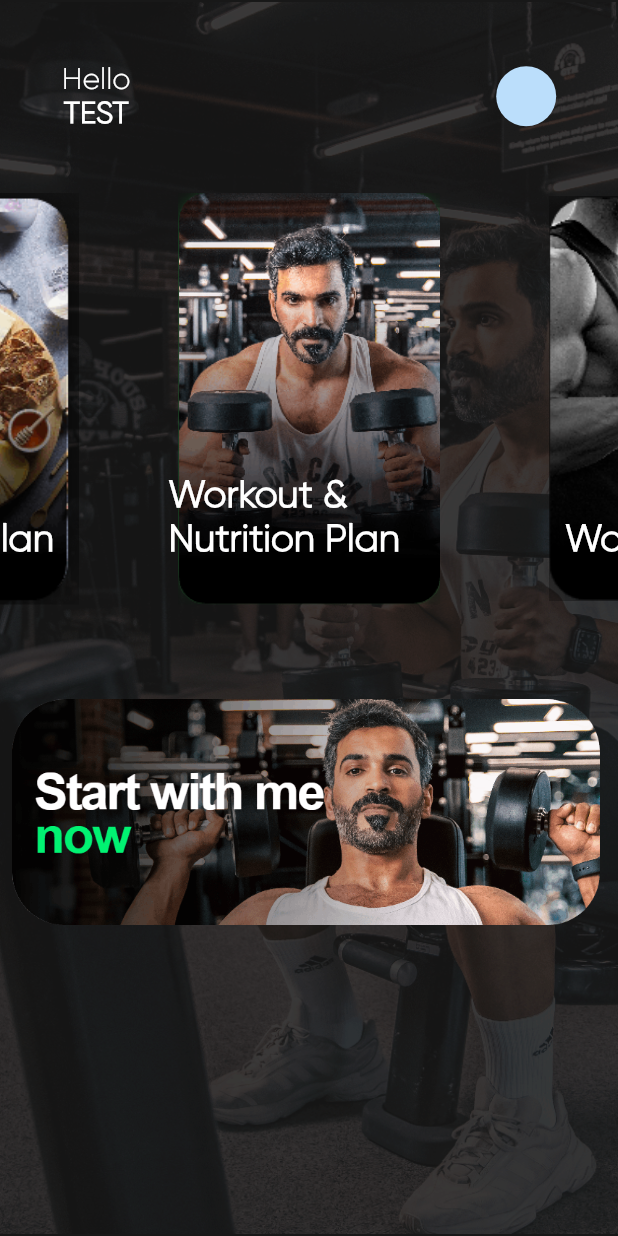
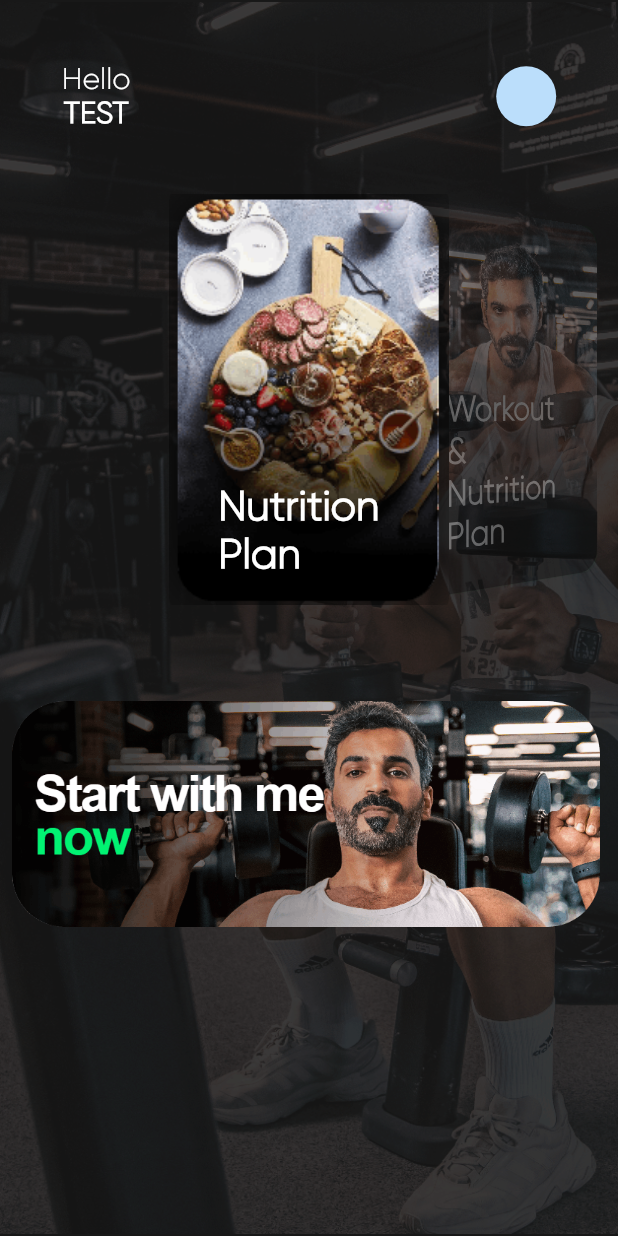
Before and after one commit to AWsabry-Projects/BeChamp_app, a Flutter app: the Dashboard screen opened directly, on a phone screen of 412 x 824 dp. Run offline on Flutter 3.47's test engine with Material 2 defaults, Android fonts, the light colour scheme and no system bars; our stand-ins replace circular_countdown_timer, flutter_screenutil, flutter_snake_navigationbar, image_picker, page_indicator; missing offline and left inert: flutter_expanded_tile, otp_pin_field, vertical_picker.

Commit message:
dashboard edited

```diff
--- a/lib/views/Dashboard/dashboard.dart
+++ b/lib/views/Dashboard/dashboard.dart
@@ -1,12 +1,15 @@
 import 'package:bechamp/models/HomeScreen%20Tiles/sectionsTiles.dart';
 import 'package:bechamp/shared/shared.dart';
 import 'package:flutter/material.dart';
+import 'package:flutter/rendering.dart';
+import 'package:flutter_screenutil/flutter_screenutil.dart';
 
 class Dashboard extends StatelessWidget {
   const Dashboard({super.key});
 
   @override
   Widget build(BuildContext context) {
+    ScreenUtil.init(context, designSize: Size(428, 926));
     return Scaffold(
       extendBody: true,
       body: Container(
@@ -54,24 +57,40 @@ class Dashboard extends StatelessWidget {
                   crossAxisAlignment: CrossAxisAlignment.center,
                   children: [
                     SizedBox(
-                      height: MediaQuery.of(context).size.height / 3,
-                      child: PageView(
-                        controller: PageController(
-                            viewportFraction: 0.6, initialPage: 1),
+                      height: 310.h,
+                      child: RotatedBox(
+                        quarterTurns: -1,
+                        child: ListWheelScrollView(
+                            diameterRatio:
+                                RenderListWheelViewport.defaultDiameterRatio,
+                            overAndUnderCenterOpacity: 0.3,
+                            useMagnifier: true,
+                            squeeze: 1.2,
+                            magnification: 1.1,
+                            itemExtent: 170,
                             children: const [
-                          SectionTile(
+                              RotatedBox(
+                                quarterTurns: 1,
+                                child: SectionTile(
                                   imagePath: "assets/home2.png",
                                   title: "Nutrition Plan",
                                 ),
-                          SectionTile(
+                              ),
+                              RotatedBox(
+                                quarterTurns: 1,
+                                child: SectionTile(
                                   title: "Workout & Nutrition Plan",
                                   imagePath: "assets/home1.png",
                                 ),
-                          SectionTile(
+                              ),
+                              RotatedBox(
+                                quarterTurns: 1,
+                                child: SectionTile(
                                   imagePath: "assets/home3.png",
                                   title: "Workout Plan",
+                                ),
                               )
-                        ],
+                            ]),
                       ),
                     ),
                     SizedBox(
```
Lines whose indentation alone changed are shown as unchanged.
